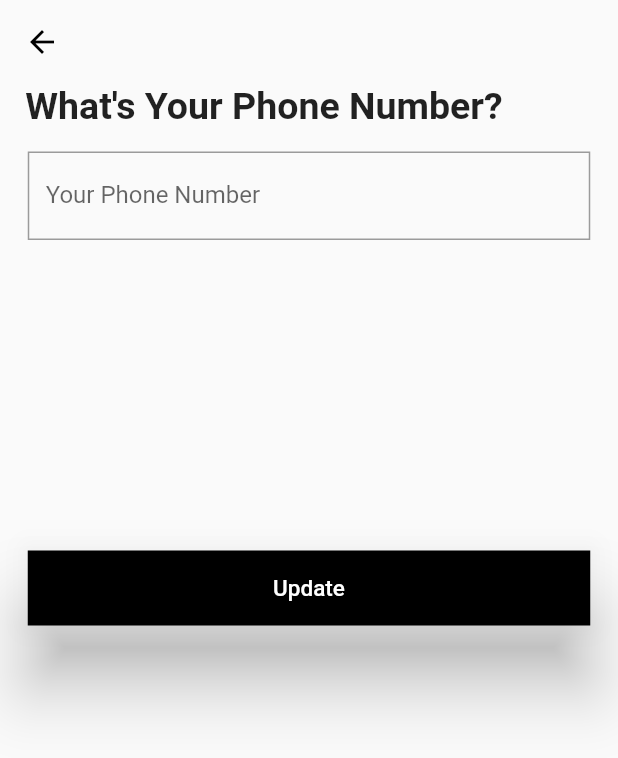
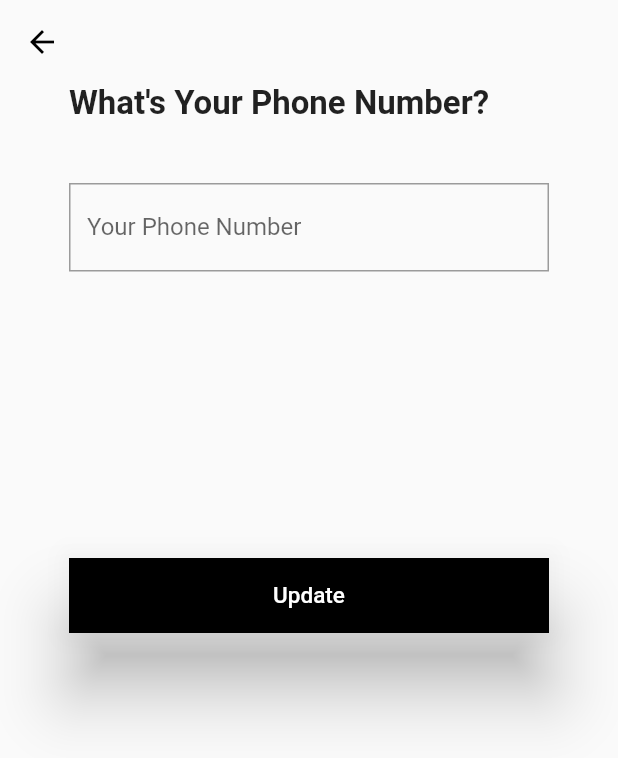
Before and after one commit to ilagazo/Flutter_UserProfile, a Flutter app: the screen it shows after launch, after a tap on "(208) 206-5039", on a phone screen of 412 x 824 dp. Shown: the top 758 px of the screen. Run offline on Flutter 3.47's test engine with Material 2 defaults, Android fonts, the phone set to English and light mode, and no system bars; our stand-ins replace email_validator, image_picker, shared_preferences, string_validator; network calls fail.

Commit message:
Final Styling Changes

```diff
--- a/lib/pages/edit_phone.dart
+++ b/lib/pages/edit_phone.dart
@@ -43,20 +43,20 @@ class EditPhoneFormPageState extends State<EditPhoneFormPage> {
               crossAxisAlignment: CrossAxisAlignment.center,
               mainAxisAlignment: MainAxisAlignment.start,
               children: <Widget>[
-                Padding(
-                    padding: EdgeInsets.only(right: 60),
+                SizedBox(
+                    width: 320,
                     child: const Text(
                       "What's Your Phone Number?",
                       style:
-                          TextStyle(fontSize: 25, fontWeight: FontWeight.bold),
+                          TextStyle(fontSize: 22, fontWeight: FontWeight.bold),
                     )),
                 Padding(
-                    padding: EdgeInsets.all(16.0),
+                    padding: EdgeInsets.only(top: 40),
                     child: SizedBox(
                         height: 100,
-                        width: 375,
+                        width: 320,
                         child: TextFormField(
-                           // Handles Form Validation
+                          // Handles Form Validation
                           validator: (value) {
                             if (value == null || value.isEmpty) {
                               return 'Please enter your phone number';
@@ -77,7 +77,7 @@ class EditPhoneFormPageState extends State<EditPhoneFormPage> {
                     child: Align(
                         alignment: Alignment.bottomCenter,
                         child: SizedBox(
-                          width: 375,
+                          width: 320,
                           height: 50,
                           child: ElevatedButton(
                             onPressed: () {
--- a/lib/pages/profile_page.dart
+++ b/lib/pages/profile_page.dart
@@ -27,6 +27,7 @@ class _ProfilePageState extends State<ProfilePage> {
           AppBar(
             backgroundColor: Colors.transparent,
             elevation: 0,
+            toolbarHeight: 10,
           ),
           Center(
               child: Padding(
@@ -50,7 +51,10 @@ class _ProfilePageState extends State<ProfilePage> {
           buildUserInfoDisplay(user.name, 'Name', EditNameFormPage()),
           buildUserInfoDisplay(user.phone, 'Phone', EditPhoneFormPage()),
           buildUserInfoDisplay(user.email, 'Email', EditEmailFormPage()),
-          buildAbout(user),
+          Expanded(
+            child: buildAbout(user),
+            flex: 4,
+          )
         ],
       ),
     );
--- a/lib/user/user.dart
+++ b/lib/user/user.dart
@@ -28,4 +28,20 @@ class User {
         phone: phone ?? this.phone,
         aboutMeDescription: about ?? this.aboutMeDescription,
       );
+
+  static User fromJson(Map<String, dynamic> json) => User(
+        image: json['imagePath'],
+        name: json['name'],
+        email: json['email'],
+        aboutMeDescription: json['about'],
+        phone: json['phone'],
+      );
+
+  Map<String, dynamic> toJson() => {
+        'imagePath': image,
+        'name': name,
+        'email': email,
+        'about': aboutMeDescription,
+        'phone': phone,
+      };
 }
--- a/lib/user/user_data.dart
+++ b/lib/user/user_data.dart
@@ -1,7 +1,12 @@
+import 'dart:convert';
 
 import 'user.dart';
+import 'package:shared_preferences/shared_preferences.dart';
 
 class UserData {
+  static late SharedPreferences _preferences;
+  static const _keyUser = 'user';
+
   static User myUser = User(
     image:
         "https://upload.wikimedia.org/wikipedia/en/0/0b/Darth_Vader_in_The_Empire_Strikes_Back.jpg",
@@ -9,5 +14,21 @@ class UserData {
     email: 'test.test@gmail.com',
     phone: '(208) 206-5039',
     aboutMeDescription:
-          'Lorem ipsum dolor sit amet, consectetur adipiscing elit, sed do eiusmod tempor incididunt ut labore et dolore magna aliqua. Ut enim ad minim veniam, quis nostrud exercitation ullamco laboris nisi ut aliquip ex ea commodo consequat...');
+        'Lorem ipsum dolor sit amet, consectetur adipiscing elit, sed do eiusmod tempor incididunt ut labore et dolore magna aliqua. Ut enim ad minim veniam, quis nostrud exercitation ullamco laboris nisi ut aliquip ex ea commodo consequat...',
+  );
+
+  static Future init() async =>
+      _preferences = await SharedPreferences.getInstance();
+
+  static Future setUser(User user) async {
+    final json = jsonEncode(user.toJson());
+
+    await _preferences.setString(_keyUser, json);
   }
+
+  static User getUser() {
+    final json = _preferences.getString(_keyUser);
+
+    return json == null ? myUser : User.fromJson(jsonDecode(json));
+  }
+}
```
Also changed, not shown: lib/pages/edit_description.dart (+8 -4 lines), lib/pages/edit_email.dart (+5 -5 lines), lib/pages/edit_image.dart (+24 -12 lines), lib/pages/edit_name.dart (+12 -7 lines). Lines whose indentation alone changed are shown as unchanged.
